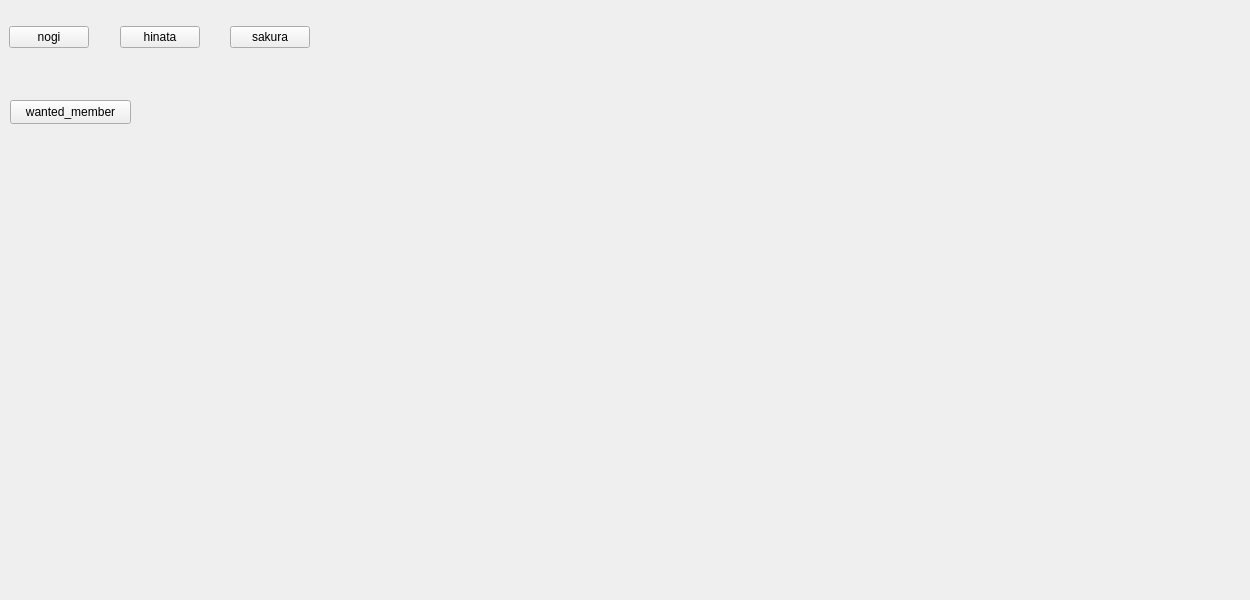
Old version of the form main.ui in the repository HarryLin46/saka_blog_downloader.
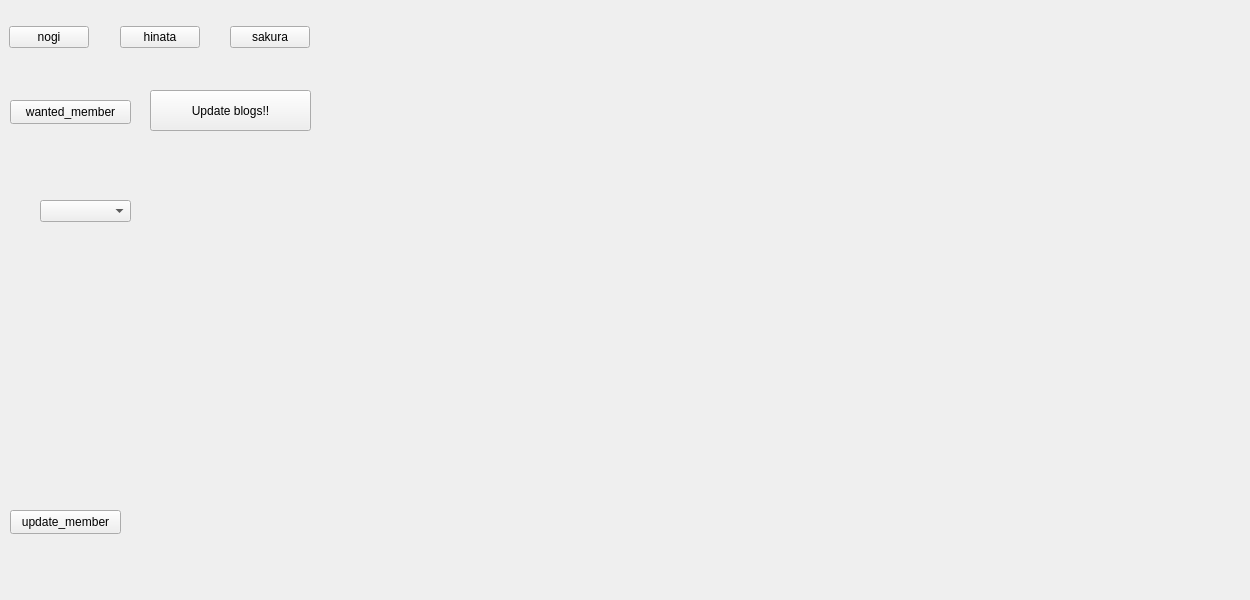
New version of the form.

Diff of the .ui file:
```diff
--- a/main.ui
+++ b/main.ui
@@ -95,6 +95,42 @@
      <string>wanted_member</string>
     </property>
    </widget>
+   <widget class="QPushButton" name="update_mem_btn">
+    <property name="geometry">
+     <rect>
+      <x>10</x>
+      <y>510</y>
+      <width>111</width>
+      <height>24</height>
+     </rect>
+    </property>
+    <property name="text">
+     <string>update_member</string>
+    </property>
+   </widget>
+   <widget class="QPushButton" name="crawling_btn">
+    <property name="geometry">
+     <rect>
+      <x>150</x>
+      <y>90</y>
+      <width>161</width>
+      <height>41</height>
+     </rect>
+    </property>
+    <property name="text">
+     <string>Update blogs!!</string>
+    </property>
+   </widget>
+   <widget class="QComboBox" name="member_cbbox">
+    <property name="geometry">
+     <rect>
+      <x>40</x>
+      <y>200</y>
+      <width>91</width>
+      <height>22</height>
+     </rect>
+    </property>
+   </widget>
   </widget>
  </widget>
  <resources/>
```
